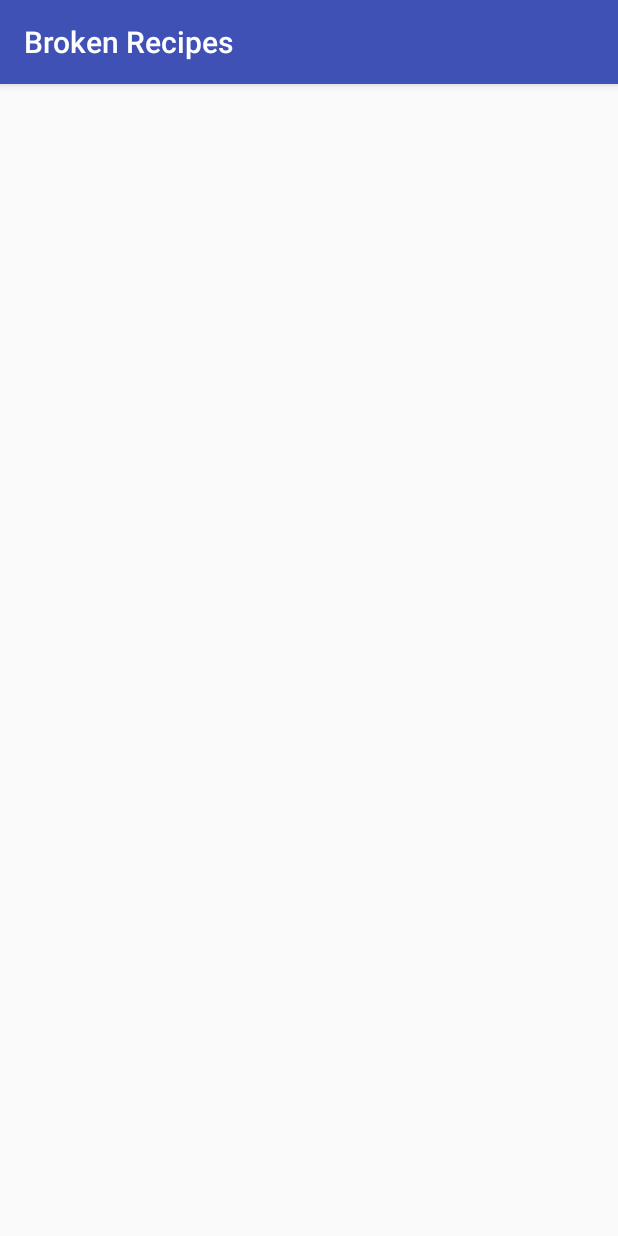
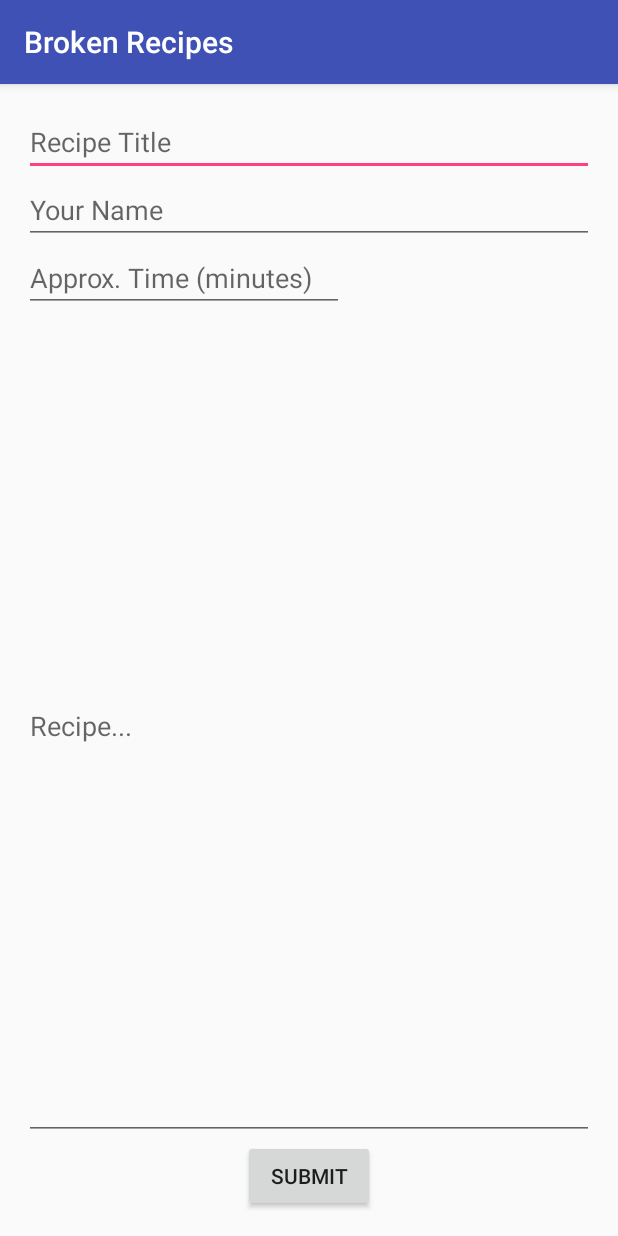
Before and after one commit to caguillon/BrokenRecipesApp, an Android app: the PostActivity screen opened directly, with no data from a screen before it, on a phone screen of 412 x 824 dp. Run offline under Robolectric (Android 15) with nearby library versions, the phone set to English and light mode, and no system bars.

Commit message:
Edited Post Activity (java and xml)

```diff
--- a/app/src/main/java/com/team/java/brokenrecipes/PostActivity.java
+++ b/app/src/main/java/com/team/java/brokenrecipes/PostActivity.java
@@ -13,7 +13,7 @@ public class PostActivity extends AppCompatActivity {
     }
 
     // When done with PostActivity, it takes you back to MainActivity.java
-    public void onSubmit(View v) {
+    public void onClickBtnSubmitPost(View v) {
         // closes the activity and returns to first screen
         this.finish();
     }
--- a/app/src/main/res/layout/activity_post.xml
+++ b/app/src/main/res/layout/activity_post.xml
@@ -9,4 +9,59 @@
     android:paddingTop="@dimen/activity_vertical_margin"
     tools:context="com.team.java.brokenrecipes.PostActivity">
 
+    <EditText
+        android:layout_width="wrap_content"
+        android:layout_height="wrap_content"
+        android:id="@+id/etTitle"
+        android:layout_alignParentTop="true"
+        android:layout_alignParentLeft="true"
+        android:layout_alignParentStart="true"
+        android:layout_alignParentRight="true"
+        android:layout_alignParentEnd="true"
+        android:hint="Recipe Title" />
+
+    <EditText
+        android:layout_width="wrap_content"
+        android:layout_height="wrap_content"
+        android:id="@+id/etName"
+        android:layout_below="@+id/etTitle"
+        android:layout_alignParentLeft="true"
+        android:layout_alignParentStart="true"
+        android:layout_alignParentRight="true"
+        android:layout_alignParentEnd="true"
+        android:hint="Your Name" />
+
+    <EditText
+        android:layout_width="wrap_content"
+        android:layout_height="wrap_content"
+        android:inputType="number"
+        android:ems="10"
+        android:id="@+id/etTime"
+        android:layout_below="@+id/etName"
+        android:layout_alignParentLeft="true"
+        android:layout_alignParentStart="true"
+        android:hint="Approx. Time (minutes)" />
+
+    <EditText
+        android:layout_width="wrap_content"
+        android:layout_height="wrap_content"
+        android:inputType="textMultiLine"
+        android:ems="10"
+        android:id="@+id/etRecipe"
+        android:layout_below="@+id/etTime"
+        android:layout_alignParentLeft="true"
+        android:layout_alignParentStart="true"
+        android:layout_alignParentRight="true"
+        android:layout_alignParentEnd="true"
+        android:hint="Recipe..."
+        android:layout_above="@+id/btnSubmitPost" />
+
+    <Button
+        android:layout_width="wrap_content"
+        android:layout_height="wrap_content"
+        android:text="Submit"
+        android:id="@+id/btnSubmitPost"
+        android:layout_alignParentBottom="true"
+        android:layout_centerHorizontal="true"
+        android:onClick="onClickBtnSubmitPost" />
 </RelativeLayout>
```
